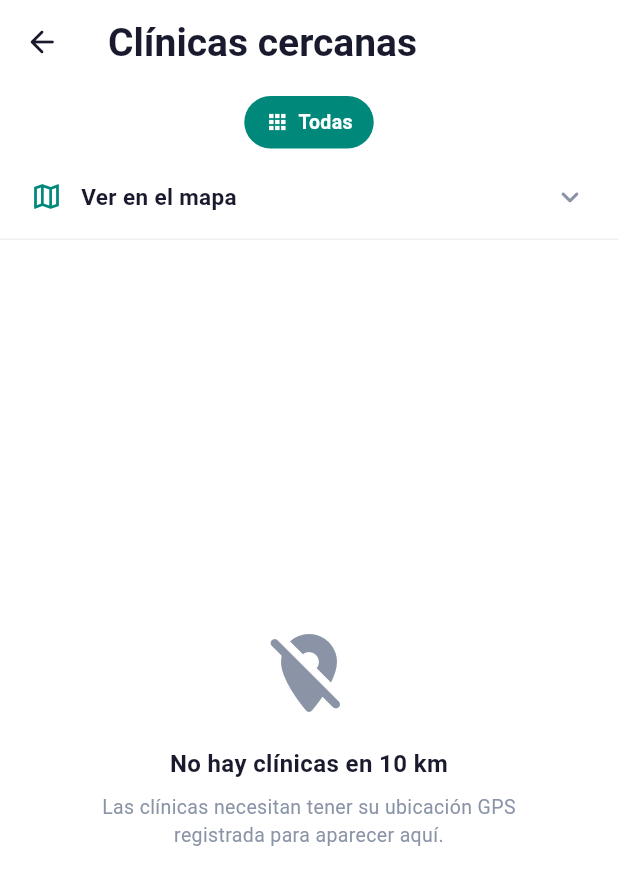
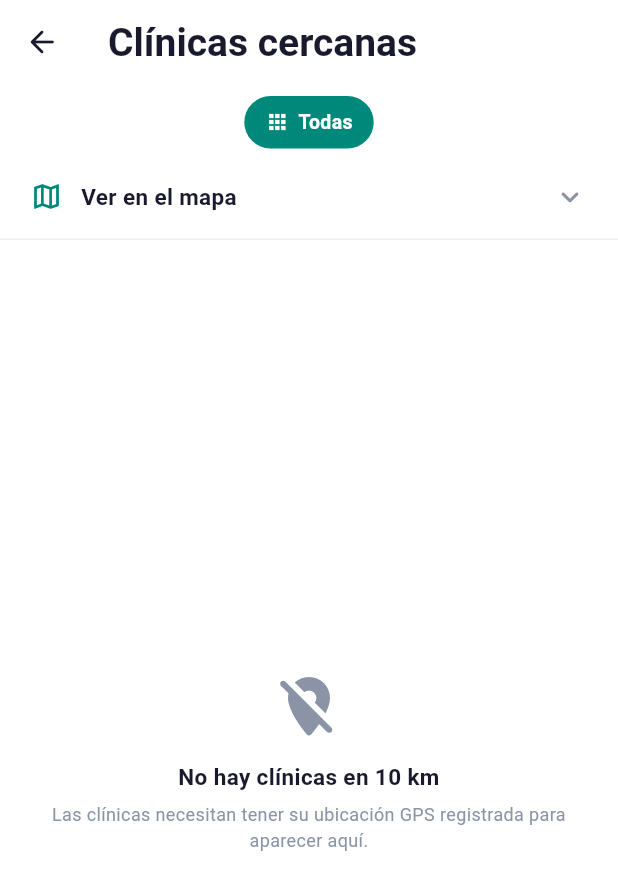
Before and after one commit to RobertoLeahu/vetnow, a Flutter app: the NearbyScreen screen opened directly with empty values, on a phone screen of 412 x 824 dp. Shown: the top 890 px of the screen. Run offline on Flutter 3.47's test engine with Material 3 defaults, Android fonts, the phone set to English and light mode, and no system bars; our stand-ins replace equatable, flutter_dotenv, flutter_map, flutter_riverpod, geolocator, go_router and 4 more; accounts and stored records are empty; network calls fail.

Commit message:
Mejorar la visualización en la pantalla de clínicas cercanas:
- Se optimiza el diseño cuando no hay clínicas disponibles, utilizando `LayoutBuilder` y `SingleChildScrollView` para una mejor experiencia de usuario.
- Se ajusta el tamaño del contenedor animado en la sección del mapa para adaptarse a diferentes alturas de pantalla, mejorando la responsividad.

```diff
--- a/lib/features/clinic/ui/nearby_screen.dart
+++ b/lib/features/clinic/ui/nearby_screen.dart
@@ -201,15 +201,27 @@ class _NearbyScreenState extends ConsumerState<NearbyScreen> {
               behavior: HitTestBehavior.deferToChild,
               child: clinicsAsync.when(
               data: (clinics) => clinics.isEmpty
-                  ? Center(
-                      child: Padding(
-                        padding: const EdgeInsets.all(40),
+                  ? LayoutBuilder(
+                      builder: (context, constraints) {
+                        return SingleChildScrollView(
+                          padding: const EdgeInsets.symmetric(
+                            horizontal: 24,
+                            vertical: 16,
+                          ),
+                          child: ConstrainedBox(
+                            constraints: BoxConstraints(
+                              minHeight: constraints.maxHeight,
+                            ),
                             child: Column(
+                              mainAxisAlignment: MainAxisAlignment.center,
                               mainAxisSize: MainAxisSize.min,
                               children: [
-                            const Icon(Icons.location_off_rounded,
-                                size: 64, color: AppTheme.textSecondary),
-                            const SizedBox(height: 16),
+                                const Icon(
+                                  Icons.location_off_rounded,
+                                  size: 48,
+                                  color: AppTheme.textSecondary,
+                                ),
+                                const SizedBox(height: 12),
                                 Text(
                                   l10n.noClinicsWithinRadius(
                                     filters.nearbyRadiusKm.toStringAsFixed(0),
@@ -217,22 +229,26 @@ class _NearbyScreenState extends ConsumerState<NearbyScreen> {
                                   textAlign: TextAlign.center,
                                   style: const TextStyle(
                                     fontWeight: FontWeight.bold,
-                                fontSize: 16,
+                                    fontSize: 15,
                                     color: AppTheme.textPrimary,
                                   ),
                                 ),
-                            const SizedBox(height: 8),
+                                const SizedBox(height: 6),
                                 Text(
                                   filters.specialtyId != null
                                       ? l10n.nearbyTryOtherSpecialty
                                       : l10n.nearbyNeedsGps,
                                   textAlign: TextAlign.center,
                                   style: const TextStyle(
-                                  color: AppTheme.textSecondary, fontSize: 13),
+                                    color: AppTheme.textSecondary,
+                                    fontSize: 12,
+                                  ),
                                 ),
                               ],
                             ),
                           ),
+                        );
+                      },
                     )
                   : ListView.builder(
                       padding: const EdgeInsets.fromLTRB(20, 16, 20, 20),
@@ -355,17 +371,23 @@ class _MapSection extends StatelessWidget {
 
   @override
   Widget build(BuildContext context) {
-    return AnimatedContainer(
+    final screenHeight = MediaQuery.sizeOf(context).height;
+    final expandedHeight = (screenHeight * 0.36).clamp(220.0, 300.0);
+
+    return ClipRect(
+      child: AnimatedContainer(
       duration: const Duration(milliseconds: 300),
       curve: Curves.easeInOut,
-      height: expanded ? 340 : 56,
+      height: expanded ? expandedHeight : 56,
       child: Column(
         children: [
           // Toggle button
           InkWell(
             onTap: onHeaderTap,
-            child: Container(
+            child: SizedBox(
               height: 56,
+              width: double.infinity,
+              child: Padding(
               padding: const EdgeInsets.symmetric(horizontal: 20),
               child: Row(
                 children: [
@@ -414,6 +436,7 @@ class _MapSection extends StatelessWidget {
                     ),
                   ),
                 ],
+              ),
               ),
             ),
           ),
@@ -479,6 +502,7 @@ class _MapSection extends StatelessWidget {
               ),
             ),
         ],
+      ),
       ),
     );
   }
```
Lines whose indentation alone changed are shown as unchanged.
